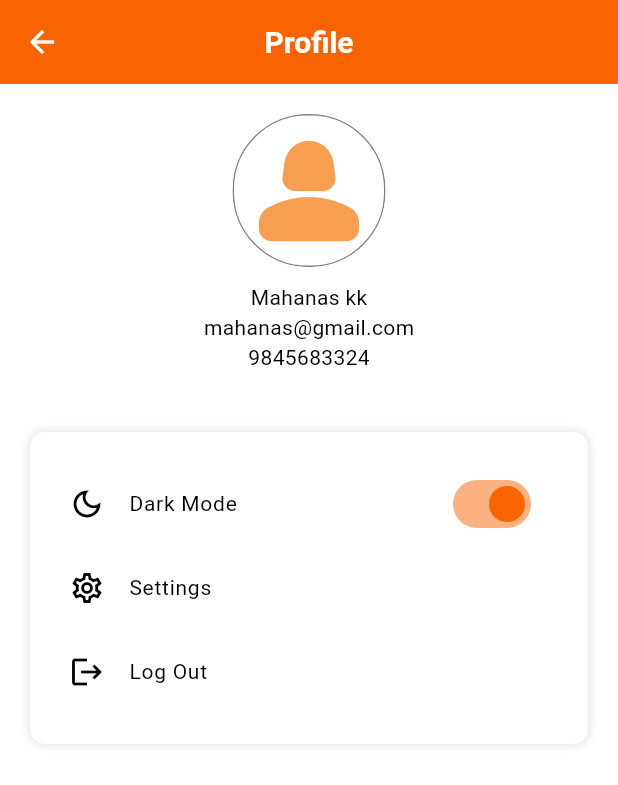
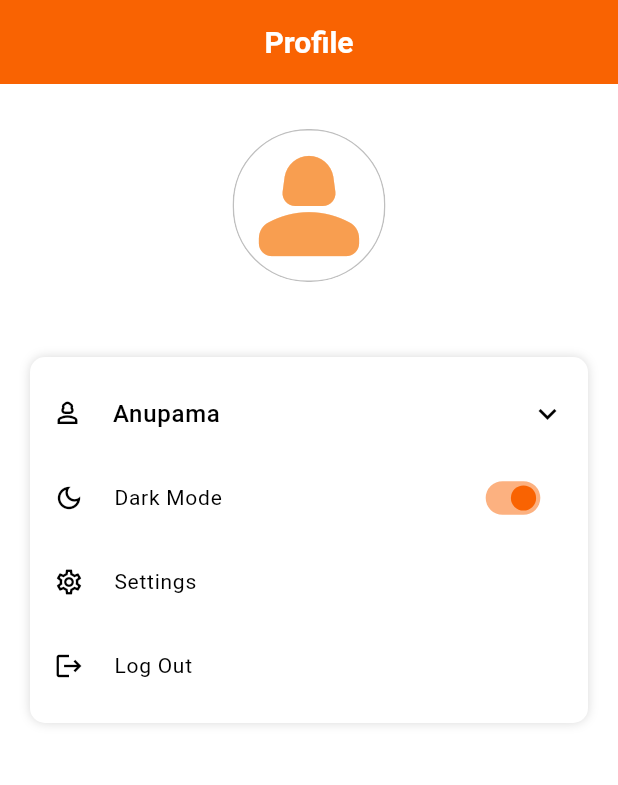
Before and after one commit to kanakkbook/kanakkbook, a Flutter app: the ProfileScreen screen opened directly, on a phone screen of 412 x 824 dp. Shown: the top 785 px of the screen. Run offline on Flutter 3.47's test engine with Material 3 defaults, Android fonts, the phone set to English and light mode, and no system bars; our stand-ins replace animated_notch_bottom_bar; missing offline and left inert: auto_binding_field.

Commit message:
ptofile_screen

```diff
--- a/lib/modules/bottom_navigation/bottom_navigation.dart
+++ b/lib/modules/bottom_navigation/bottom_navigation.dart
@@ -2,6 +2,7 @@ import 'package:animated_notch_bottom_bar/animated_notch_bottom_bar/animated_not
 import 'package:flutter/material.dart';
 import 'package:kanakk_book/const/color_constants.dart';
 import 'package:kanakk_book/modules/home_screen/home_screen.dart';
+import 'package:kanakk_book/modules/profile/profile_screen.dart';
 import 'package:kanakk_book/modules/users_list/user_list_page.dart';
 
 class MainScreen extends StatelessWidget {
@@ -9,23 +10,26 @@ class MainScreen extends StatelessWidget {
 
   @override
   Widget build(BuildContext context) {
-    final _pageController = PageController(initialPage: 0);
-    NotchBottomBarController notchBottomBarController=NotchBottomBarController();
+    final pageController = PageController(initialPage: 0);
+    NotchBottomBarController notchBottomBarController =
+        NotchBottomBarController();
     final List<Widget> bottomBarPages = [
-      HomeScreen(),
-      UserListPage(),
-      const Page1(),
-
+      const HomeScreen(),
+      const UserListPage(),
+      const ProfileScreen(),
     ];
     return Scaffold(
       body: PageView(
-        controller: _pageController,
+        controller: pageController,
         physics: const NeverScrollableScrollPhysics(),
-        children: List.generate(bottomBarPages.length, (index) => bottomBarPages[index]),
+        children: List.generate(
+            bottomBarPages.length, (index) => bottomBarPages[index]),
       ),
       extendBody: true,
-      bottomNavigationBar: AnimatedNotchBottomBar(notchBottomBarController: notchBottomBarController, bottomBarItems: [
-        const BottomBarItem(
+      bottomNavigationBar: AnimatedNotchBottomBar(
+        notchBottomBarController: notchBottomBarController,
+        bottomBarItems: const [
+          BottomBarItem(
             inActiveItem: Icon(
               Icons.home_filled,
               color: ColorConstants.primary,
@@ -35,36 +39,43 @@ class MainScreen extends StatelessWidget {
               color: ColorConstants.secondary,
             ),
           ),
-  const BottomBarItem(
+          BottomBarItem(
             inActiveItem: Padding(
-          padding: EdgeInsets.only(bottom:  30),
+              padding: EdgeInsets.only(bottom: 30),
               child: Icon(
                 Icons.supervisor_account,
-              color:  ColorConstants.primary,
+                color: ColorConstants.primary,
               ),
             ),
             activeItem: Icon(
               Icons.star,
-            color:  ColorConstants.secondary,
+              color: ColorConstants.secondary,
             ),
           ),
-    const BottomBarItem(
+          BottomBarItem(
             inActiveItem: Padding(
-          padding: EdgeInsets.only(bottom:  30),
+              padding: EdgeInsets.only(bottom: 30),
               child: Icon(
                 Icons.person,
-              color:  ColorConstants.primary,
+                color: ColorConstants.primary,
               ),
             ),
             activeItem: Icon(
               Icons.star,
-            color:  ColorConstants.secondary,
+              color: ColorConstants.secondary,
             ),
           ),
-      ], onTap: (int value) { _pageController.jumpToPage(value); }, kIconSize: 15, kBottomRadius: 5,),
+        ],
+        onTap: (int value) {
+          pageController.jumpToPage(value);
+        },
+        kIconSize: 15,
+        kBottomRadius: 5,
+      ),
     );
   }
 }
+
 class Page1 extends StatelessWidget {
   final NotchBottomBarController? controller;
 
--- /dev/null
+++ b/lib/modules/profile/elements/profile_expansiontile_widget.dart
@@ -0,0 +1,58 @@
+import 'package:flutter/material.dart';
+import 'package:kanakk_book/const/color_constants.dart';
+
+class ProfileExpansiontileWidget extends StatelessWidget {
+  const ProfileExpansiontileWidget(
+      {super.key,
+      required this.userName,
+      required this.email,
+      required this.phoneNumber});
+
+  final String userName;
+  final String email;
+  final String phoneNumber;
+  @override
+  Widget build(BuildContext context) {
+    return ExpansionTile(
+      collapsedShape: const Border(),
+      shape: const Border(),
+      backgroundColor: ColorConstants.whiteColor,
+      expandedCrossAxisAlignment: CrossAxisAlignment.start,
+      collapsedBackgroundColor: ColorConstants.whiteColor,
+      expandedAlignment: Alignment.topLeft,
+      tilePadding: const EdgeInsets.symmetric(horizontal: 15),
+      childrenPadding: const EdgeInsets.symmetric(horizontal: 15),
+      leading: const Icon(
+        Icons.person_3_outlined,
+        size: 20,
+      ),
+      title: Text(
+        userName,
+        style: const TextStyle(
+          fontSize: 16,
+          fontWeight: FontWeight.w500,
+          color: Colors.black,
+        ),
+      ),
+      children: [
+        Text(
+          email,
+          style: const TextStyle(
+            fontSize: 14,
+            fontWeight: FontWeight.w400,
+          ),
+        ),
+        const SizedBox(
+          height: 5,
+        ),
+        Text(
+          phoneNumber,
+          style: const TextStyle(
+            fontSize: 14,
+            fontWeight: FontWeight.w400,
+          ),
+        ),
+      ],
+    );
+  }
+}
--- a/lib/modules/profile/elements/profile_listview.dart
+++ b/lib/modules/profile/elements/profile_listview.dart
@@ -1,5 +1,6 @@
 import 'package:flutter/material.dart';
 import 'package:kanakk_book/const/color_constants.dart';
+import 'package:kanakk_book/modules/profile/elements/profile_expansiontile_widget.dart';
 
 class ProfileListviewWidget extends StatelessWidget {
   const ProfileListviewWidget({super.key});
@@ -14,6 +15,10 @@ class ProfileListviewWidget extends StatelessWidget {
     ];
 
     return Container(
+      padding: const EdgeInsets.symmetric(
+        horizontal: 0,
+        vertical: 10,
+      ),
       decoration: BoxDecoration(
         boxShadow: [
           BoxShadow(
@@ -26,14 +31,27 @@ class ProfileListviewWidget extends StatelessWidget {
         color: ColorConstants.whiteColor,
         borderRadius: BorderRadius.circular(10),
       ),
-      child: ListView.separated(
-        padding: const EdgeInsets.symmetric(horizontal: 10, vertical: 20),
+      child: Column(
+        children: [
+          const ProfileExpansiontileWidget(
+            userName: 'Anupama',
+            email: 'anupama@gmail.com',
+            phoneNumber: '9867434467',
+          ),
+          const SizedBox(
+            height: 0,
+          ),
+          ListView.separated(
+            padding: EdgeInsets.zero,
             shrinkWrap: true,
             itemBuilder: (context, index) {
               return Material(
                 color: Colors.transparent,
                 child: ListTile(
-              leading: Icon(icons[index]),
+                  leading: Icon(
+                    icons[index],
+                    size: 20,
+                  ),
                   title: Text(
                     title[index],
                     style: const TextStyle(
@@ -42,8 +60,10 @@ class ProfileListviewWidget extends StatelessWidget {
                     ),
                   ),
                   trailing: index == 0
-                  ? SizedBox(
+                      ? Transform.scale(
+                          scale: 0.70,
                           child: Switch(
+                            padding: EdgeInsets.zero,
                             activeColor: ColorConstants.primary,
                             value: true,
                             onChanged: (value) {},
@@ -59,6 +79,8 @@ class ProfileListviewWidget extends StatelessWidget {
             ),
             itemCount: title.length,
           ),
+        ],
+      ),
     );
   }
 }
--- a/lib/modules/profile/profile_screen.dart
+++ b/lib/modules/profile/profile_screen.dart
@@ -10,7 +10,8 @@ class ProfileScreen extends StatelessWidget {
     return Scaffold(
       backgroundColor: ColorConstants.whiteColor,
       appBar: AppBar(
-        iconTheme: IconThemeData(color: ColorConstants.whiteColor),
+        automaticallyImplyLeading: false,
+        // iconTheme: IconThemeData(color: ColorConstants.whiteColor),
         backgroundColor: ColorConstants.primary,
         title: Text(
           'Profile',
@@ -24,7 +25,7 @@ class ProfileScreen extends StatelessWidget {
         child: Padding(
           padding: const EdgeInsets.symmetric(
             horizontal: 20,
-            vertical: 20,
+            vertical: 30,
           ),
           child: Column(
             crossAxisAlignment: CrossAxisAlignment.center,
@@ -35,39 +36,18 @@ class ProfileScreen extends StatelessWidget {
                   decoration: BoxDecoration(
                       borderRadius: BorderRadius.circular(50),
                       border: Border.all(
-                        color: ColorConstants.greyColor,
+                        color: ColorConstants.greyColor.withOpacity(0.50),
                       )),
                   child: const Icon(
                     Icons.person_2_rounded,
-                    size: 100,color: ColorConstants.secondary,
+                    size: 100,
+                    color: ColorConstants.secondary,
                   ),
                 ),
               ),
               const SizedBox(
-                height: 10,
+                height: 50,
               ),
-              const Text(
-                'Mahanas kk',
-                style: TextStyle(
-                  fontSize: 14,
-                  fontWeight: FontWeight.w400,
-                ),
-              ),
-              const Text(
-                'mahanas@gmail.com',
-                style: TextStyle(
-                  fontSize: 14,
-                  fontWeight: FontWeight.w400,
-                ),
-              ),
-              const Text(
-                '9845683324',
-                style: TextStyle(
-                  fontSize: 14,
-                  fontWeight: FontWeight.w400,
-                ),
-              ),
-              const SizedBox(height: 40,),
               const ProfileListviewWidget(),
             ],
           ),
--- a/lib/modules/users_list/users_common_page.dart
+++ b/lib/modules/users_list/users_common_page.dart
@@ -9,8 +9,8 @@ class UsersCommonPage extends StatelessWidget {
   Widget build(BuildContext context) {
     return Column(
       children: [
-        Padding(
-          padding: const EdgeInsets.symmetric(vertical:  8.0,horizontal: 3),
+        const Padding(
+          padding: EdgeInsets.symmetric(vertical:  8.0,horizontal: 3),
           child: CustomTextField(value: "",prefixIcon:Icon(Icons.search) ,hintText: "Search",),
         ),
         SizedBox(
```
Lines whose indentation alone changed are shown as unchanged.
